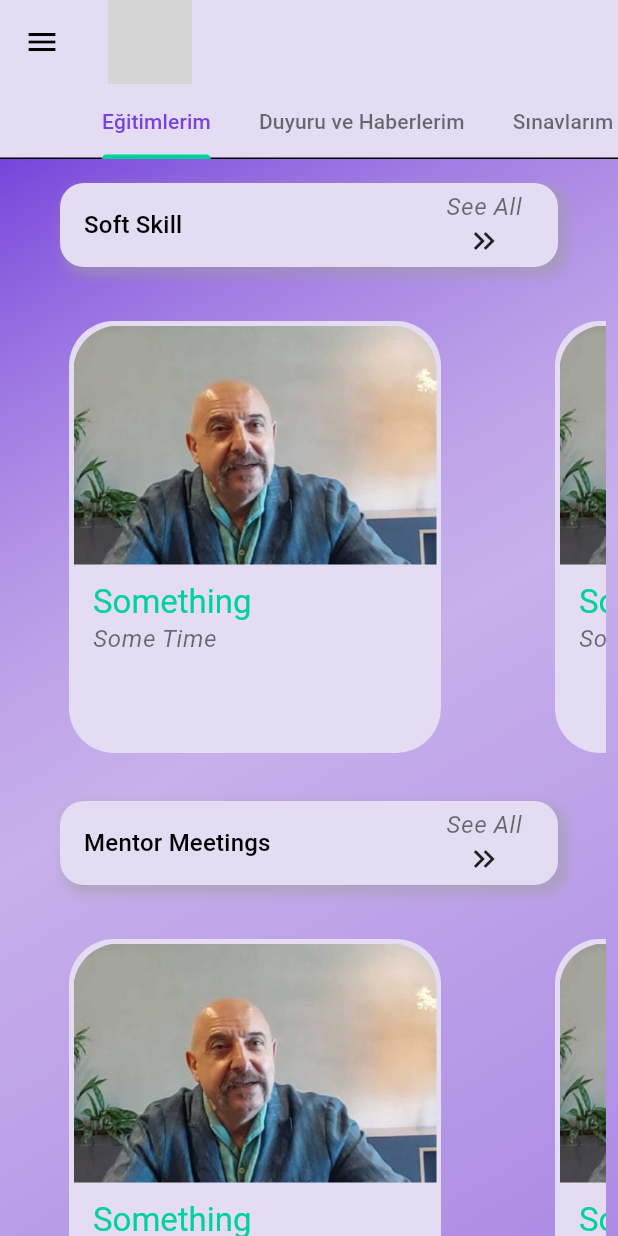
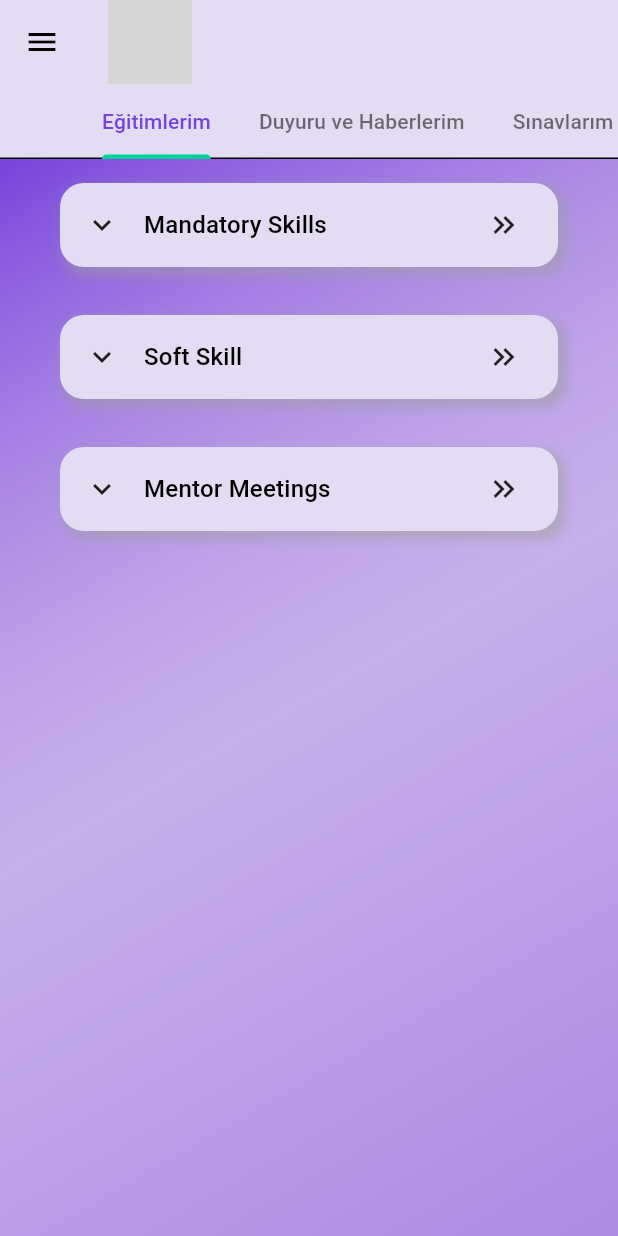
Before and after one commit to zehraCoskun/Tobeto-Mobile, a Flutter app: the HomePage screen opened by its route, on a phone screen of 412 x 824 dp. Run offline on Flutter 3.47's test engine with Material 3 defaults, Android fonts, the phone set to English and light mode, and no system bars; our stand-ins replace lottie; network calls fail; grey boxes are pictures that could not be loaded.

Commit message:
education_category view changed

```diff
--- /dev/null
+++ b/tobeto_mobil/lib/dummy_data.dart
@@ -0,0 +1,90 @@
+import 'package:tobeto_mobil/models/announcement_model.dart';
+import 'package:tobeto_mobil/models/application_model.dart';
+import 'package:tobeto_mobil/models/education_model.dart';
+import 'package:tobeto_mobil/models/exam_model.dart';
+
+final List<EducationModel> educationModelData = [
+  EducationModel(
+    id: "1",
+    title: "Something",
+    time: "Some Time",
+    thumbnail: "assets/images/ders1.jpg",
+  ),
+    EducationModel(
+    id: "2",
+    title: "SomeOther",
+    time: "Some Time",
+    thumbnail: "assets/images/ders2.png",
+  ),
+];
+
+final List<ApplicationModel> applicationModelData = [
+  ApplicationModel(
+    id: "1",
+    state: "Kabul Edildi",
+    title: "İstanbul Kodluyor Bilgilendirme",
+    text1: "İstanbul Kodluyor başvuru formu onaylandı.",
+    text2: "İstanbul Kodluyor belge yükleme formu onaylandı.",
+  ),
+  ApplicationModel(
+    id: "1",
+    state: "Kabul Edildi",
+    title: "İstanbul Kodluyor Bilgilendirme",
+    text1: "İstanbul Kodluyor başvuru formu onaylandı.",
+    text2: "İstanbul Kodluyor belge yükleme formu onaylandı.",
+  ),
+];
+
+final List<ExamModel> examModelData = [
+  ExamModel(
+    "Herkes için Kodlama 1C Değerlendirme Sınavı",
+    "Herkes için Kodlama - 1C",
+    "45 dakika",
+    id: "1",
+  ),
+];
+
+final List<AnnouncementModel> announcementModelData = [
+  AnnouncementModel(
+    id: "1",
+    date: "27.12.2023",
+    organisation: "İstanbul Kodluyor",
+    title: "Yeni Grupların Discord'a Katılımı",
+    type: "Duyuru",
+  ),
+  AnnouncementModel(
+    id: "1",
+    date: "24.11.2023",
+    organisation: "İstanbul Kodluyor",
+    title: "4 Aralık Online Hoşgeldin Buluşması",
+    type: "Duyuru",
+  ),
+  AnnouncementModel(
+    id: "1",
+    date: "23.11.2023",
+    organisation: "İstanbul Kodluyor",
+    title: "Önemli Bilgilendirme",
+    type: "Duyuru",
+  ),
+  AnnouncementModel(
+    id: "1",
+    date: "17.11.2023",
+    organisation: "İstanbul Kodluyor",
+    title: "Yeni Gelenler için Bilgilendirme",
+    type: "Duyuru",
+  ),
+  AnnouncementModel(
+    id: "1",
+    date: "4.11.2023",
+    organisation: "İstanbul Kodluyor",
+    title: "25 Kasım Kampüs Buluşması",
+    type: "Duyuru",
+  ),
+  AnnouncementModel(
+    id: "1",
+    date: "30.10.2023",
+    organisation: "İstanbul Kodluyor",
+    title: "3. Gruplar için Bilgilendirme",
+    type: "Duyuru",
+  ),
+];
--- a/tobeto_mobil/lib/models/enums/education_category.dart
+++ /dev/null
@@ -1,17 +0,0 @@
-enum EducationCategory {
-  soft,
-  mentor,
-  mandatory;
-
-  @override
-  String toString() {
-    switch (this) {
-      case EducationCategory.soft:
-        return "Soft Skill";
-      case EducationCategory.mentor:
-        return "Mentor Meetings";
-      case EducationCategory.mandatory:
-        return "Mandatory Skills";
-    }
-  }
-}
--- /dev/null
+++ b/tobeto_mobil/lib/models/enums/education_category_item.dart
@@ -0,0 +1,17 @@
+enum EducationCategoryItem {
+  mandatory,
+  soft,
+  mentor;
+
+  @override
+  String toString() {
+    switch (this) {
+      case EducationCategoryItem.soft:
+        return "Soft Skill";
+      case EducationCategoryItem.mentor:
+        return "Mentor Meetings";
+      case EducationCategoryItem.mandatory:
+        return "Mandatory Skills";
+    }
+  }
+}
--- a/tobeto_mobil/lib/pages/home/application_view.dart/application_card.dart
+++ b/tobeto_mobil/lib/pages/home/application_view.dart/application_card.dart
@@ -93,7 +93,7 @@ class InfoLine extends StatelessWidget {
         Expanded(
           child: Text(
             infoText,
-            style: const TextStyle(fontSize: 18),
+            style: Theme.of(context).textTheme.bodyLarge,
           ),
         ),
       ],
--- a/tobeto_mobil/lib/pages/home/education_view/education_card.dart
+++ b/tobeto_mobil/lib/pages/home/education_view/education_card.dart
@@ -11,8 +11,6 @@ class EducationCard extends StatelessWidget {
 
   @override
   Widget build(BuildContext context) {
-    //final size = MediaQuery.of(context).size;
-
     return AspectRatio(
       aspectRatio: 1 / 1,
       child: Container(
@@ -41,7 +39,6 @@ class EducationCard extends StatelessWidget {
           ),
           child: Image.asset(
             education.thumbnail,
-            //"assets/images/ders1.jpg",
             fit: BoxFit.fitWidth,
           ),
         ),
--- /dev/null
+++ b/tobeto_mobil/lib/pages/home/education_view/education_category/education_category.dart
@@ -0,0 +1,55 @@
+import 'package:flutter/material.dart';
+import 'package:tobeto_mobil/pages/home/education_view/education_category/education_category_body.dart';
+import 'package:tobeto_mobil/pages/home/education_view/education_category/education_category_header.dart';
+
+class EducationCategory extends StatefulWidget {
+  const EducationCategory({
+    Key? key,
+    required this.title,
+  }) : super(key: key);
+
+  final String title;
+
+  @override
+  State<EducationCategory> createState() => _EducationCategoryState();
+}
+
+class _EducationCategoryState extends State<EducationCategory> {
+  bool isVisible = false;
+
+  void handleVisibility() {
+    if (isVisible) {
+      setState(() {
+        isVisible = false;
+      });
+    } else {
+      setState(() {
+        isVisible = true;
+      });
+    }
+  }
+
+  @override
+  Widget build(BuildContext context) {
+    return Padding(
+      padding: const EdgeInsets.all(8.0),
+      child: Column(
+        children: [
+          InkWell(
+            onTap: () {
+              handleVisibility();
+            },
+            child: EducationCategoryHeader(
+              title: widget.title,
+              isDown: !isVisible,
+            ),
+          ),
+          Visibility(
+            visible: isVisible,
+            child: const EducationCategoryBody(),
+          ),
+        ],
+      ),
+    );
+  }
+}
--- a/tobeto_mobil/lib/pages/home/education_view/education_category/education_category_body.dart
+++ b/tobeto_mobil/lib/pages/home/education_view/education_category/education_category_body.dart
@@ -1,5 +1,5 @@
 import 'package:flutter/material.dart';
-import 'package:tobeto_mobil/models/education_model.dart';
+import 'package:tobeto_mobil/dummy_data.dart';
 import 'package:tobeto_mobil/pages/home/education_view/education_card.dart';
 
 class EducationCategoryBody extends StatelessWidget {
@@ -9,20 +9,19 @@ class EducationCategoryBody extends StatelessWidget {
 
   @override
   Widget build(BuildContext context) {
-    return Expanded(
+    final size = MediaQuery.of(context).size.height;
+
+    return SizedBox(
+      height: size * 0.4,
       child: ListView.builder(
+        shrinkWrap: true,
         scrollDirection: Axis.horizontal,
-        itemCount: 5,
+        itemCount: educationModelData.length,
         itemBuilder: (context, index) {
           return Padding(
             padding: const EdgeInsets.all(8.0),
             child: EducationCard(
-              education: EducationModel(
-                id: "1",
-                title: "Something",
-                time: "Some Time",
-                thumbnail: "assets/images/ders1.jpg",
-              ),
+              education: educationModelData[index],
             ),
           );
         },
--- a/tobeto_mobil/lib/pages/home/education_view/education_category/education_category_card.dart
+++ /dev/null
@@ -1,28 +0,0 @@
-import 'package:flutter/material.dart';
-import 'package:tobeto_mobil/pages/home/education_view/education_category/education_category_body.dart';
-import 'package:tobeto_mobil/pages/home/education_view/education_category/education_category_header.dart';
-
-class EducationCategoryCard extends StatelessWidget {
-  const EducationCategoryCard({
-    Key? key,
-    required this.title,
-  }) : super(key: key);
-
-  final String title;
-
-  @override
-  Widget build(BuildContext context) {
-    return Padding(
-      padding: const EdgeInsets.all(8.0),
-      child: AspectRatio(
-        aspectRatio: 1 / 1,
-        child: Column(
-          children: [
-            EducationCategoryHeader(title: title),
-            const EducationCategoryBody(),
-          ],
-        ),
-      ),
-    );
-  }
-}
--- a/tobeto_mobil/lib/pages/home/education_view/education_category/education_category_header.dart
+++ b/tobeto_mobil/lib/pages/home/education_view/education_category/education_category_header.dart
@@ -1,13 +1,16 @@
 import 'package:flutter/material.dart';
 import 'package:tobeto_mobil/core/widgets/container_widget.dart';
+import 'package:tobeto_mobil/pages/profile/profile_screen.dart';
 
 class EducationCategoryHeader extends StatelessWidget {
   const EducationCategoryHeader({
     Key? key,
     required this.title,
+    this.isDown = true,
   }) : super(key: key);
 
   final String title;
+  final bool isDown;
 
   @override
   Widget build(BuildContext context) {
@@ -16,6 +19,10 @@ class EducationCategoryHeader extends StatelessWidget {
       child: ContainerWidget(
         padding: EdgeInsets.zero,
         child: ListTile(
+          leading: Icon(
+            isDown ? Icons.keyboard_arrow_down_outlined : Icons.keyboard_arrow_right_outlined,
+            color: Theme.of(context).iconTheme.color,
+          ),
           title: Text(
             title,
             style: Theme.of(context).textTheme.titleMedium,
@@ -23,50 +30,19 @@ class EducationCategoryHeader extends StatelessWidget {
           trailing: InkWell(
             splashColor: Colors.transparent,
             onTap: () {
-              // Navigator.of(context).push(
-              //   MaterialPageRoute(
-              //     builder: (context) => const ProfileScreen(),
-              //   ),
-              // );
+              Navigator.of(context).push(
+                MaterialPageRoute(
+                  builder: (context) => const ProfileScreen(),
+                ),
+              );
             },
-            child: Column(
-                mainAxisAlignment: MainAxisAlignment.center,
-                children: [
-                  Text(
-                    "See All",
-                    style: Theme.of(context).textTheme.bodySmall,
-                  ),
-                  Icon(
-                    Icons.keyboard_double_arrow_right_outlined,
-                    color: Theme.of(context).iconTheme.color,
-                  ),
-                ]),
+            child: Icon(
+              Icons.keyboard_double_arrow_right_outlined,
+              color: Theme.of(context).iconTheme.color,
+            ),
           ),
         ),
       ),
-      // child: Card(
-      //   child: ListTile(
-      //     title: Text(title),
-      //     trailing: InkWell(
-      //       splashColor: Colors.transparent,
-      //       onTap: () {
-      //         // Navigator.of(context).push(
-      //         //   MaterialPageRoute(
-      //         //     builder: (context) => const ProfileScreen(),
-      //         //   ),
-      //         // );
-      //       },
-      //       child: const Column(
-      //           mainAxisAlignment: MainAxisAlignment.center,
-      //           children: [
-      //             Text("See All"),
-      //             Icon(
-      //               Icons.keyboard_double_arrow_right_outlined,
-      //             ),
-      //           ]),
-      //     ),
-      //   ),
-      // ),
     );
   }
 }
--- a/tobeto_mobil/lib/pages/home/home_body.dart
+++ b/tobeto_mobil/lib/pages/home/home_body.dart
@@ -1,11 +1,9 @@
 import 'package:flutter/material.dart';
-import 'package:tobeto_mobil/models/announcement_model.dart';
-import 'package:tobeto_mobil/models/application_model.dart';
-import 'package:tobeto_mobil/models/enums/education_category.dart';
-import 'package:tobeto_mobil/models/exam_model.dart';
+import 'package:tobeto_mobil/dummy_data.dart';
+import 'package:tobeto_mobil/models/enums/education_category_item.dart';
 import 'package:tobeto_mobil/pages/home/announcement_view.dart/announcement_list.dart';
 import 'package:tobeto_mobil/pages/home/application_view.dart/application_list.dart';
-import 'package:tobeto_mobil/pages/home/education_view/education_category/education_category_card.dart';
+import 'package:tobeto_mobil/pages/home/education_view/education_category/education_category.dart';
 import 'package:tobeto_mobil/pages/home/exam_view.dart/exam_list.dart';
 import 'package:tobeto_mobil/pages/home/survey_view.dart/survey_card.dart';
 
@@ -25,78 +23,22 @@ class HomeBody extends StatelessWidget {
         ListView(
           shrinkWrap: true,
           children: [
-            ...EducationCategory.values.map((category) {
-              return EducationCategoryCard(
+            ...EducationCategoryItem.values.map((category) {
+              return EducationCategory(
                 title: category.toString(),
               );
             }),
           ],
         ),
-        AnnouncementList(announcementList: [
-          AnnouncementModel(
-            id: "1",
-            date: "27.12.2023",
-            organisation: "İstanbul Kodluyor",
-            title: "Yeni Grupların Discord'a Katılımı",
-            type: "Duyuru",
-          ),
-          AnnouncementModel(
-            id: "1",
-            date: "24.11.2023",
-            organisation: "İstanbul Kodluyor",
-            title: "4 Aralık Online Hoşgeldin Buluşması",
-            type: "Duyuru",
-          ),
-          AnnouncementModel(
-            id: "1",
-            date: "23.11.2023",
-            organisation: "İstanbul Kodluyor",
-            title: "Önemli Bilgilendirme",
-            type: "Duyuru",
-          ),
-          AnnouncementModel(
-            id: "1",
-            date: "17.11.2023",
-            organisation: "İstanbul Kodluyor",
-            title: "Yeni Gelenler için Bilgilendirme",
-            type: "Duyuru",
-          ),
-          AnnouncementModel(
-            id: "1",
-            date: "4.11.2023",
-            organisation: "İstanbul Kodluyor",
-            title: "25 Kasım Kampüs Buluşması",
-            type: "Duyuru",
-          ),
-          AnnouncementModel(
-            id: "1",
-            date: "30.10.2023",
-            organisation: "İstanbul Kodluyor",
-            title: "3. Gruplar için Bilgilendirme",
-            type: "Duyuru",
-          ),
-        ]),
-        ExamList(examList: [
-          ExamModel("Herkes için Kodlama 1C Değerlendirme Sınavı",
-              "Herkes için Kodlama - 1C", "45 dakika",
-              id: "1")
-        ]),
+        AnnouncementList(
+          announcementList: announcementModelData,
+        ),
+        ExamList(
+          examList: examModelData,
+        ),
         const SurveyCard(),
         ApplicationList(
-          applicationList: [
-            ApplicationModel(
-                id: "1",
-                state: "Kabul Edildi",
-                title: "İstanbul Kodluyor Bilgilendirme",
-                text1: "İstanbul Kodluyor başvuru formu onaylandı.",
-                text2: "İstanbul Kodluyor belge yükleme formu onaylandı."),
-            ApplicationModel(
-                id: "1",
-                state: "Kabul Edildi",
-                title: "İstanbul Kodluyor Bilgilendirme",
-                text1: "İstanbul Kodluyor başvuru formu onaylandı.",
-                text2: "İstanbul Kodluyor belge yükleme formu onaylandı.")
-          ],
+          applicationList: applicationModelData,
         ),
       ],
     );
--- a/tobeto_mobil/lib/utils/theme/theme_android.dart
+++ b/tobeto_mobil/lib/utils/theme/theme_android.dart
@@ -38,18 +38,28 @@ final androidLightTheme = ThemeData(
   tabBarTheme: TabBarTheme(
     dividerColor: _tobetoLightColors.siyah,
     labelColor: _tobetoLightColors.mor, // Seçili tabın yazı rengi
-    indicatorColor: _tobetoLightColors.yesil, //_tobetoLightColors.mor, // Tab'ın altındaki gösterge rengi
+    indicatorColor: _tobetoLightColors
+        .yesil, //_tobetoLightColors.mor, // Tab'ın altındaki gösterge rengi
     unselectedLabelColor: _tobetoLightColors.acikSiyah,
     // Seçili olmayan tabların yazı rengi
   ),
 
   //TextTheme Ayarları
   textTheme: TextTheme(
-      headlineSmall: TextStyle(color: _tobetoLightColors.acikSiyah, letterSpacing: 1.0, fontWeight: FontWeight.w700),
-      headlineMedium: TextStyle(color: _tobetoLightColors.mor, fontSize: 30, fontWeight: FontWeight.w700),
+      headlineSmall: TextStyle(
+          color: _tobetoLightColors.acikSiyah,
+          letterSpacing: 1.0,
+          fontWeight: FontWeight.w700),
+      headlineMedium: TextStyle(
+          color: _tobetoLightColors.mor,
+          fontSize: 30,
+          fontWeight: FontWeight.w700),
       bodyLarge: TextStyle(color: _tobetoLightColors.siyah, fontSize: 16.0),
       titleLarge: TextStyle(color: _tobetoDarkColors.yesil),
-      bodySmall: TextStyle(color: _tobetoLightColors.acikSiyah, fontStyle: FontStyle.italic, fontSize: 16)),
+      bodySmall: TextStyle(
+          color: _tobetoLightColors.acikSiyah,
+          fontStyle: FontStyle.italic,
+          fontSize: 16)),
 
   //TextButton Ayarları
   textButtonTheme: const TextButtonThemeData(
@@ -78,7 +88,8 @@ final androidLightTheme = ThemeData(
       textStyle: const MaterialStatePropertyAll(
         TextStyle(fontSize: font20),
       ),
-      foregroundColor: MaterialStatePropertyAll(_tobetoLightColors.beyaz), //text color
+      foregroundColor:
+          MaterialStatePropertyAll(_tobetoLightColors.beyaz), //text color
       backgroundColor: MaterialStatePropertyAll(_tobetoLightColors.mor),
     ),
   ),
@@ -155,19 +166,27 @@ final androidDarkTheme = ThemeData(
   tabBarTheme: TabBarTheme(
     dividerColor: _tobetoDarkColors.siyah,
     labelColor: _tobetoDarkColors.beyaz, // Seçili tabın yazı rengi
-    indicatorColor: _tobetoDarkColors.yesil, //_tobetoLightColors.mor, // Tab'ın altındaki gösterge rengi
+    indicatorColor: _tobetoDarkColors
+        .yesil, //_tobetoLightColors.mor, // Tab'ın altındaki gösterge rengi
     unselectedLabelColor: _tobetoDarkColors.krem,
     // Seçili olmayan tabların yazı rengi
   ),
 
   //TextTheme Ayarları
   textTheme: TextTheme(
-      headlineSmall: TextStyle(color: _tobetoDarkColors.beyaz, letterSpacing: 1.0),
-      headlineMedium: TextStyle(color: _tobetoDarkColors.mor, fontSize: 30),
-      titleLarge: TextStyle(color: _tobetoDarkColors.yesil),
-      titleMedium: TextStyle(color: _tobetoDarkColors.beyaz),
-      titleSmall: TextStyle(color: _tobetoDarkColors.beyaz),
-      bodySmall: TextStyle(color: _tobetoLightColors.krem, fontStyle: FontStyle.italic, fontSize: 16)),
+    headlineSmall:
+        TextStyle(color: _tobetoDarkColors.beyaz, letterSpacing: 1.0),
+    headlineMedium: TextStyle(color: _tobetoDarkColors.mor, fontSize: 30),
+    titleLarge: TextStyle(color: _tobetoDarkColors.yesil),
+    titleMedium: TextStyle(color: _tobetoDarkColors.beyaz),
+    titleSmall: TextStyle(color: _tobetoDarkColors.beyaz),
+    bodyLarge: TextStyle(color: _tobetoDarkColors.beyaz),
+    bodySmall: TextStyle(
+      color: _tobetoLightColors.krem,
+      fontStyle: FontStyle.italic,
+      fontSize: 16,
+    ),
+  ),
 
   //TextButton Ayarlari
   textButtonTheme: const TextButtonThemeData(
@@ -195,7 +214,8 @@ final androidDarkTheme = ThemeData(
         ),
       ),
       textStyle: const MaterialStatePropertyAll(TextStyle(fontSize: font20)),
-      foregroundColor: MaterialStatePropertyAll(_tobetoDarkColors.beyaz), //text color
+      foregroundColor:
+          MaterialStatePropertyAll(_tobetoDarkColors.beyaz), //text color
       backgroundColor: MaterialStatePropertyAll(_tobetoDarkColors.mor),
     ),
   ),
```
